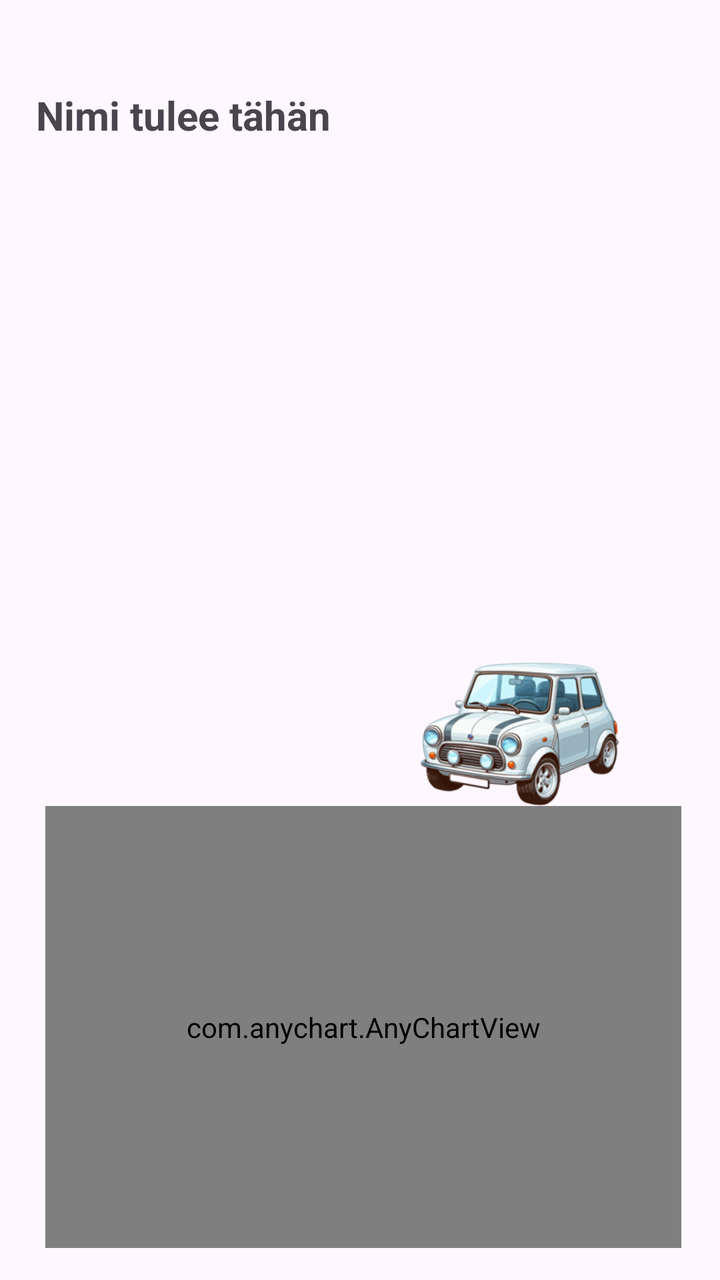
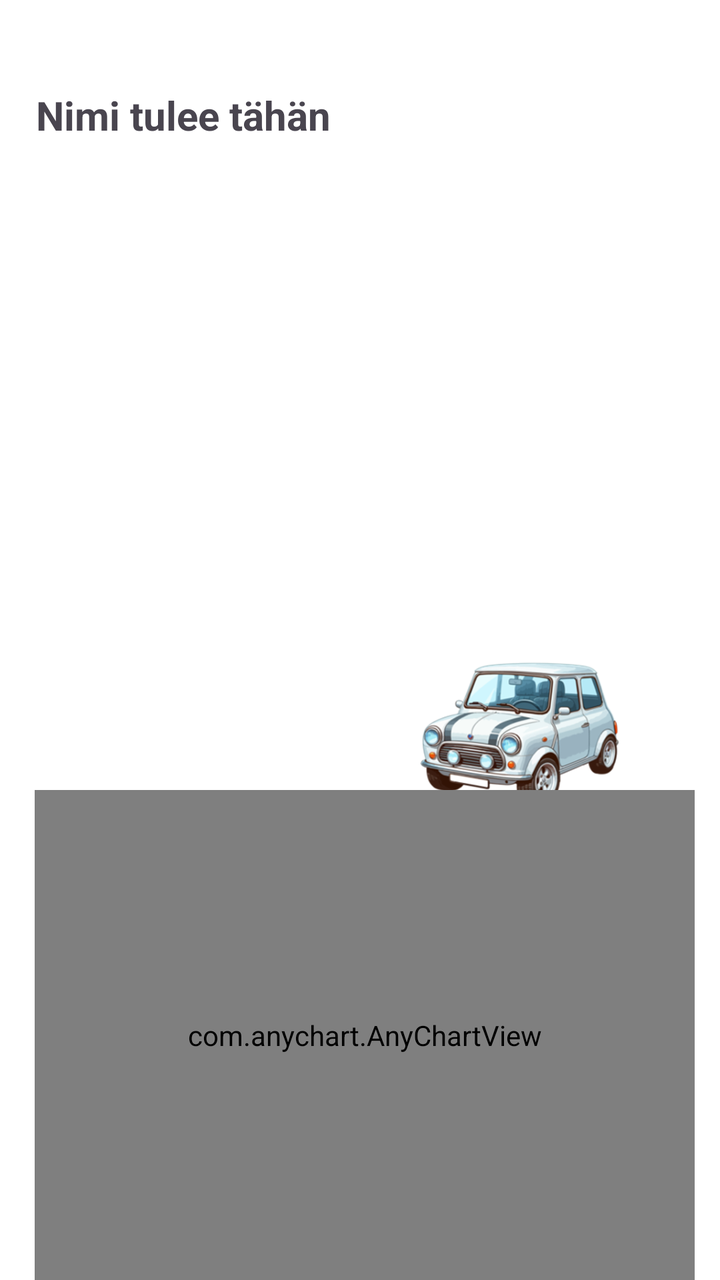

An Android layout rendered at two revisions. The XML below is the earlier revision; the diff shows what the commit changed to produce the second picture.
<!-- AndroidManifest.xml: application theme Theme.OO_Ohjelmointi_Projekti -->
<!-- res/layout/fragment_city_info.xml -->
<?xml version="1.0" encoding="utf-8"?>
<androidx.constraintlayout.widget.ConstraintLayout
    xmlns:android="http://schemas.android.com/apk/res/android"
    xmlns:app="http://schemas.android.com/apk/res-auto"
    xmlns:tools="http://schemas.android.com/tools"
    android:layout_width="match_parent"
    android:layout_height="match_parent"
    tools:context=".fragments.CityInfoFragment">

    <TextView
        android:id="@+id/TemperatureText"
        android:layout_width="318dp"
        android:layout_height="23dp"
        android:layout_marginTop="8dp"
        app:layout_constraintEnd_toEndOf="parent"
        app:layout_constraintHorizontal_bias="0.505"
        app:layout_constraintStart_toStartOf="parent"
        app:layout_constraintTop_toBottomOf="@+id/EmploymentSelfSufficiencyText" />

    <TextView
        android:id="@+id/WeatherDescriptionText"
        android:layout_width="173dp"
        android:layout_height="60dp"
        android:layout_marginTop="8dp"
        app:layout_constraintEnd_toEndOf="parent"
        app:layout_constraintHorizontal_bias="0.197"
        app:layout_constraintStart_toStartOf="parent"
        app:layout_constraintTop_toBottomOf="@+id/TemperatureText" />

    <TextView
        android:id="@+id/CarAmountText"
        android:layout_width="167dp"
        android:layout_height="34dp"
        android:layout_marginTop="8dp"
        app:layout_constraintEnd_toEndOf="parent"
        app:layout_constraintHorizontal_bias="0.192"
        app:layout_constraintStart_toStartOf="parent"
        app:layout_constraintTop_toBottomOf="@+id/WeatherDescriptionText" />

    <TextView
        android:id="@+id/EmploymentSelfSufficiencyText"
        android:layout_width="318dp"
        android:layout_height="23dp"
        android:layout_marginTop="8dp"
        app:layout_constraintEnd_toEndOf="parent"
        app:layout_constraintHorizontal_bias="0.505"
        app:layout_constraintStart_toStartOf="parent"
        app:layout_constraintTop_toBottomOf="@+id/EmploymentRateText" />

    <TextView
        android:id="@+id/EmploymentRateText"
        android:layout_width="318dp"
        android:layout_height="23dp"
        android:layout_marginTop="8dp"
        app:layout_constraintEnd_toEndOf="parent"
        app:layout_constraintHorizontal_bias="0.505"
        app:layout_constraintStart_toStartOf="parent"
        app:layout_constraintTop_toBottomOf="@+id/PopulationChangeText" />

    <TextView
        android:id="@+id/PopulationChangeText"
        android:layout_width="318dp"
        android:layout_height="23dp"
        android:layout_marginTop="8dp"
        app:layout_constraintEnd_toEndOf="parent"
        app:layout_constraintStart_toStartOf="parent"
        app:layout_constraintTop_toBottomOf="@+id/CityOnePopulationAmountText" />

    <TextView
        android:id="@+id/CityWikiUrlText"
        android:layout_width="318dp"
        android:layout_height="23dp"
        android:layout_marginTop="8dp"
        android:autoLink="web"
        android:linksClickable="true"
        app:layout_constraintEnd_toEndOf="parent"
        app:layout_constraintStart_toStartOf="parent"
        app:layout_constraintTop_toBottomOf="@+id/CityDescriptionText" />

    <TextView
        android:id="@+id/CityOnePopulationAmountText"
        android:layout_width="318dp"
        android:layout_height="23dp"
        android:layout_marginTop="8dp"
        app:layout_constraintEnd_toEndOf="parent"
        app:layout_constraintStart_toStartOf="parent"
        app:layout_constraintTop_toBottomOf="@+id/CityWikiUrlText" />

    <TextView
        android:id="@+id/CityDescriptionText"
        android:layout_width="318dp"
        android:layout_height="23dp"
        android:layout_marginTop="8dp"
        app:layout_constraintEnd_toEndOf="parent"
        app:layout_constraintStart_toStartOf="parent"
        app:layout_constraintTop_toBottomOf="@+id/CityOneNameText" />

    <TextView
        android:id="@+id/CityOneNameText"
        android:layout_width="324dp"
        android:layout_height="31dp"
        android:layout_marginTop="44dp"
        android:text="Nimi tulee tähän"
        android:textSize="20sp"
        android:textStyle="bold"
        app:layout_constraintEnd_toEndOf="parent"
        app:layout_constraintStart_toStartOf="parent"
        app:layout_constraintTop_toTopOf="parent" />

    <ImageView
        android:id="@+id/CarImageView"
        android:layout_width="175dp"
        android:layout_height="134dp"
        android:layout_marginTop="8dp"
        android:src="@drawable/car_tier_1"
        app:layout_constraintEnd_toEndOf="parent"
        app:layout_constraintHorizontal_bias="0.932"
        app:layout_constraintStart_toStartOf="parent"
        app:layout_constraintTop_toBottomOf="@+id/TemperatureText" />

    <com.anychart.AnyChartView
        android:id="@+id/populationChart"
        android:layout_width="318dp"
        android:layout_height="221dp"
        android:layout_marginBottom="16dp"
        app:layout_constraintBottom_toBottomOf="parent"
        app:layout_constraintEnd_toEndOf="parent"
        app:layout_constraintHorizontal_bias="0.537"
        app:layout_constraintStart_toStartOf="parent"
        app:layout_constraintTop_toBottomOf="@+id/CarAmountText"
        app:layout_constraintVertical_bias="1.0" />

</androidx.constraintlayout.widget.ConstraintLayout>
<!-- resources referenced by this layout -->
<resources>
  <!-- drawable car_tier_1: png bitmap (drawable, 109384 bytes) -->
  <style name="Theme.OO_Ohjelmointi_Projekti" parent="Base.Theme.OO_Ohjelmointi_Projekti" />
  <style name="Base.Theme.OO_Ohjelmointi_Projekti" parent="Theme.Material3.DayNight.NoActionBar">
          
          
      </style>
</resources>

<!-- the commit's change to res/layout/fragment_city_info.xml (unified diff, before → after) -->
@@ -1,10 +1,10 @@
 <?xml version="1.0" encoding="utf-8"?>
-<androidx.constraintlayout.widget.ConstraintLayout
-    xmlns:android="http://schemas.android.com/apk/res/android"
+<androidx.constraintlayout.widget.ConstraintLayout xmlns:android="http://schemas.android.com/apk/res/android"
     xmlns:app="http://schemas.android.com/apk/res-auto"
     xmlns:tools="http://schemas.android.com/tools"
     android:layout_width="match_parent"
     android:layout_height="match_parent"
+    android:background="#FFFFFF"
     tools:context=".fragments.CityInfoFragment">
 
     <TextView
@@ -120,12 +120,11 @@
 
     <com.anychart.AnyChartView
         android:id="@+id/populationChart"
-        android:layout_width="318dp"
-        android:layout_height="221dp"
-        android:layout_marginBottom="16dp"
+        android:layout_width="330dp"
+        android:layout_height="245dp"
         app:layout_constraintBottom_toBottomOf="parent"
         app:layout_constraintEnd_toEndOf="parent"
-        app:layout_constraintHorizontal_bias="0.537"
+        app:layout_constraintHorizontal_bias="0.58"
         app:layout_constraintStart_toStartOf="parent"
         app:layout_constraintTop_toBottomOf="@+id/CarAmountText"
         app:layout_constraintVertical_bias="1.0" />
